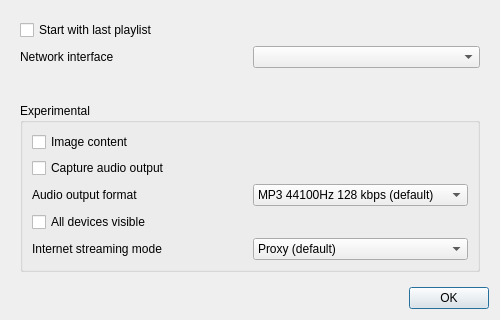
First picture: the form in desktop/src/settingsdialog.ui, repository mkiol/Jupii, before the edit.
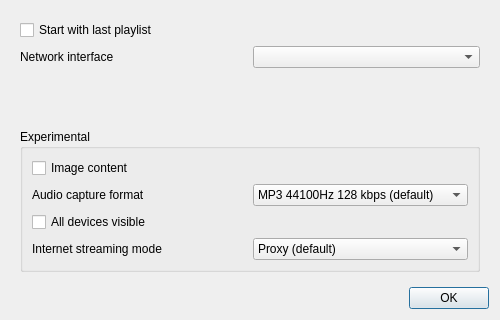
Second picture: the form after the edit.

Commit message: Starting pulse-audio loop only when it is needed

```diff
--- a/desktop/src/settingsdialog.ui
+++ b/desktop/src/settingsdialog.ui
@@ -79,19 +79,12 @@
            </property>
           </widget>
          </item>
-         <item>
-          <widget class="QCheckBox" name="pulseCheckBox">
-           <property name="text">
-            <string>Capture audio output</string>
-           </property>
-          </widget>
-         </item>
          <item>
           <layout class="QHBoxLayout" name="pulseModeLayout">
            <item>
             <widget class="QLabel" name="label_3">
              <property name="text">
-              <string>Audio output format</string>
+              <string>Audio capture format</string>
              </property>
             </widget>
            </item>
```
The commit also changes 20 other files.
